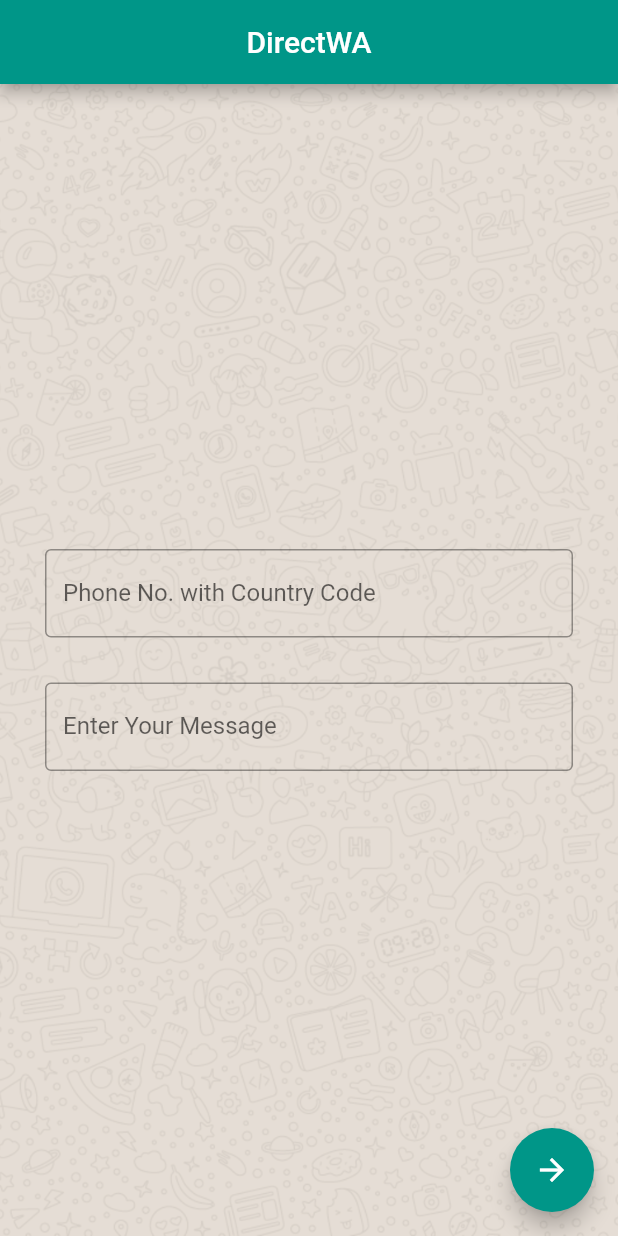
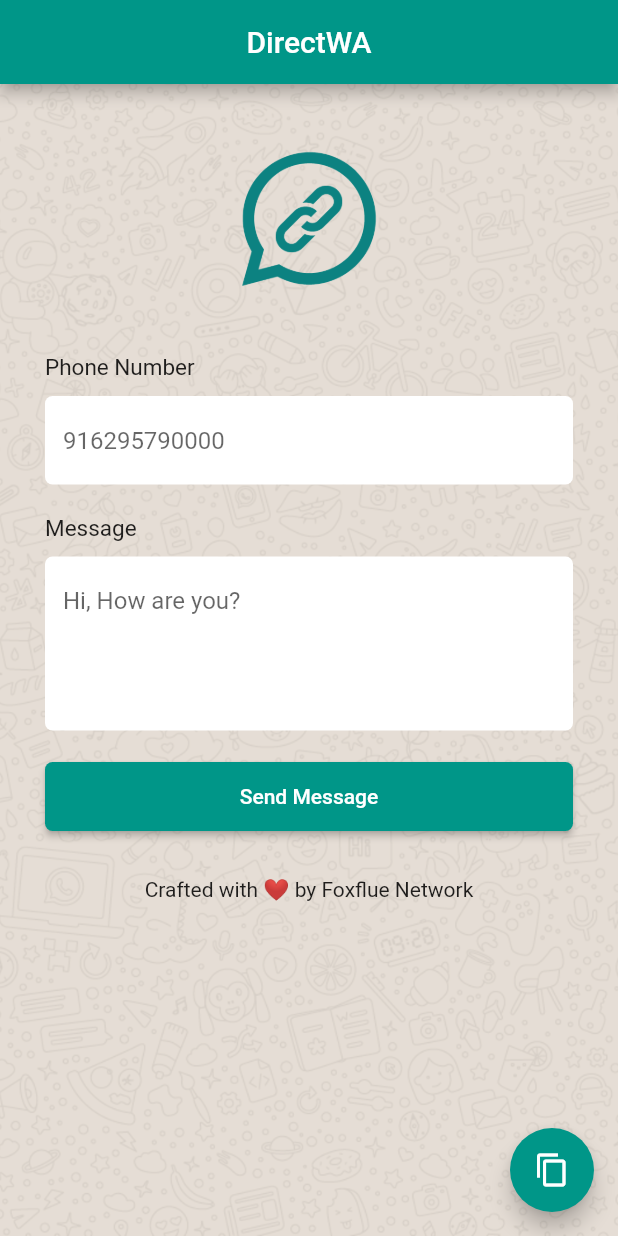
Before and after one commit to jahidanowar/wadirect, a Flutter app: the screen it shows after launch, on a phone screen of 412 x 824 dp. Run offline on Flutter 3.47's test engine with Material 2 defaults, Android fonts, the phone set to English and light mode, and no system bars.

Commit message:
Project Complete

```diff
--- a/lib/main.dart
+++ b/lib/main.dart
@@ -5,7 +5,11 @@ import 'package:flutter/services.dart';
 void main() => runApp(MyApp());
 
 class MyApp extends StatelessWidget {
-  // This widget is the root of your application.
+  final inputBorder = BorderRadius.vertical(
+    bottom: Radius.circular(10.0),
+    top: Radius.circular(20.0),
+  );
+
   @override
   Widget build(BuildContext context) {
     return MaterialApp(
@@ -13,7 +17,21 @@ class MyApp extends StatelessWidget {
       debugShowCheckedModeBanner: false,
       theme: ThemeData(
           primarySwatch: Colors.teal,
+          inputDecorationTheme: InputDecorationTheme(
+            filled: true,
+            fillColor: Colors.white,
+            border: OutlineInputBorder(
+              borderSide: BorderSide(width: 0.0, style: BorderStyle.none),
+              borderRadius: const BorderRadius.all(
+                const Radius.circular(5.0),
               ),
+            ),
+          ),
+          buttonTheme: ButtonThemeData(
+              buttonColor: Colors.teal,
+              padding: EdgeInsets.symmetric(vertical: 15.0),
+              shape: RoundedRectangleBorder(
+                  borderRadius: BorderRadius.circular(5)))),
       home: MyHomePage(title: 'DirectWA'),
     );
   }
@@ -29,37 +47,53 @@ class MyHomePage extends StatefulWidget {
 }
 
 class _MyHomePageState extends State<MyHomePage> {
-  final myController = TextEditingController();
 
-  @override
-  void dispose() {
-    // Clean up the controller when the widget is disposed.
-    myController.dispose();
-    super.dispose();
-  }
+  //Global Key TO Access Form State
+  final formKey = GlobalKey<FormState>();
 
+  //Global Key to Access Scafold State
+  final scafoldKey = GlobalKey<ScaffoldState>();
+
+  //Form Data
+  String phoneNumber;
+  String message;
+
+  // Function to send message
   _sendMessage() async {
-    String phoneNumber = myController.text;
-    String wpUrl =
-        "https://api.whatsapp.com/send?phone=$phoneNumber&text=hello";
+    if (formKey.currentState.validate()) {
+      formKey.currentState.save();
+      // String wpUrl = "https://api.whatsapp.com/send?phone=$phoneNumber&text=$message";
+      String wpUrl = "https://wa.me/$phoneNumber?text=$message";
 
       if (await canLaunch(wpUrl)) {
         await launch(wpUrl);
+        print(wpUrl);
       } else {
         throw "Coudn't Launch the $wpUrl";
       }
     }
+  }
 
-  _copyUrl() {
-    String phoneNumber = myController.text;
+  // FUnction to Copy Chat Link
+  _copyLink() {
+    if (formKey.currentState.validate()) {
+      formKey.currentState.save();
       String wpUrl =
-        "https://api.whatsapp.com/send?phone=$phoneNumber&text=hello";
+          "https://api.whatsapp.com/send?phone=$phoneNumber&text=$message";
       Clipboard.setData(ClipboardData(text: wpUrl));
+      final snackBar = SnackBar(
+        content: Text('Whatsapp chat link copied to clipboard'),
+      );
+      // Find the Scaffold in the widget tree and use
+      // it to show a SnackBar.
+      scafoldKey.currentState.showSnackBar(snackBar);
+    }
   }
 
   @override
   Widget build(BuildContext context) {
     return Scaffold(
+      key: scafoldKey,
       appBar: AppBar(
         title: Text(widget.title),
         centerTitle: true,
@@ -75,48 +109,126 @@ class _MyHomePageState extends State<MyHomePage> {
           Container(
               margin: EdgeInsets.all(30.0),
               child: Form(
-              child: Column(
-                mainAxisAlignment: MainAxisAlignment.center,
+                key: formKey,
+                child: ListView(
                   children: <Widget>[
+                    logo(),
+                    SizedBox(height: 30.0),
+                    myLabel("Phone Number"),
                     phoneNumberField(),
                     SizedBox(
-                    height: 30.0,
+                      height: 20.0,
                     ),
-                  messageField()
+                    myLabel("Message"),
+                    messageField(),
+                    SizedBox(height: 20),
+                    submitButton(),
+                    SizedBox(height: 30),
+                    credits(),
                   ],
                 ),
-            )
-          ),
+              )),
         ],
       ),
       floatingActionButton: FloatingActionButton(
-        onPressed: _sendMessage,
-        tooltip: 'Increment',
-        child: Icon(Icons.arrow_forward),
-      ), // This trailing comma makes auto-formatting nicer for build methods.
+        onPressed: _copyLink,
+        tooltip: 'Copy Chat Link',
+        child: Icon(Icons.content_copy),
+      ),
+    );
+  }
+
+
+//Widgets
+  Widget logo() {
+    return Image.asset(
+      "assets/img/logo-outlined.png",
+      width: 120,
+      height: 120,
+    );
+  }
+
+  Widget myLabel(String myLabelText) {
+    return Align(
+      alignment: Alignment.centerLeft,
+      child: Text(
+        myLabelText,
+        style: TextStyle(
+          fontSize: 15,
+        ),
+      ),
     );
   }
 
   Widget phoneNumberField() {
-    return TextFormField(
+    return Container(
+      margin: EdgeInsets.only(top: 10.0),
+      child: TextFormField(
         keyboardType: TextInputType.number,
         decoration: InputDecoration(
-          labelText: "Phone No. with Country Code",
+          // labelText: "Phone No. with Country Code",
           hintText: "916295790000",
-          border: OutlineInputBorder(),
+          // border: OutlineInputBorder(),
+        ),
+        validator: (String value) {
+          if (value.isEmpty) {
+            return "Enter a Phone Number";
+          } else if (value.length != 12) {
+            return "Enter a Valid phone number with the country Code";
+          }
+          if (value.contains('+')) {
+            return "Remove the + sign";
+          }
+        },
+        onSaved: (String value) {
+          phoneNumber = value;
+        },
       ),
     );
   }
 
-  Widget messageField(){
-    return TextFormField(
+  Widget messageField() {
+    return Container(
+      margin: EdgeInsets.only(top: 10.0),
+      child: TextFormField(
         maxLines: null,
+        minLines: 4,
         keyboardType: TextInputType.multiline,
         decoration: InputDecoration(
-          labelText: "Enter Your Message",
+          // labelText: "Enter Your Message",
           hintText: "Hi, How are you?",
-          border: OutlineInputBorder()
+        ),
+        validator: (String value) {
+          //Return NULL if valid
+          // Otherwise String with Error Message
+          if (value.length >= 100) {
+            return "Maximum 100 Character Allowed";
+          }
+        },
+        onSaved: (String value) {
+          message = value;
+        },
       ),
     );
   }
+
+  Widget submitButton() {
+    return SizedBox(
+      width: double.infinity,
+      child: RaisedButton(
+        onPressed: _sendMessage,
+        child: Text(
+          "Send Message",
+          style: TextStyle(color: Colors.white),
+        ),
+      ),
+    );
   }
+
+  Widget credits() {
+    return Align(
+      alignment: Alignment.center,
+      child: Text("Crafted with ❤️ by Foxflue Network"),
+    );
+  }
+}
```
Also changed, not shown: pubspec.yaml (+7 -0 lines), assets/img/logo-outlined.png (added), assets/img/logo.png (added), 27 other files. Lines whose indentation alone changed are shown as unchanged.
